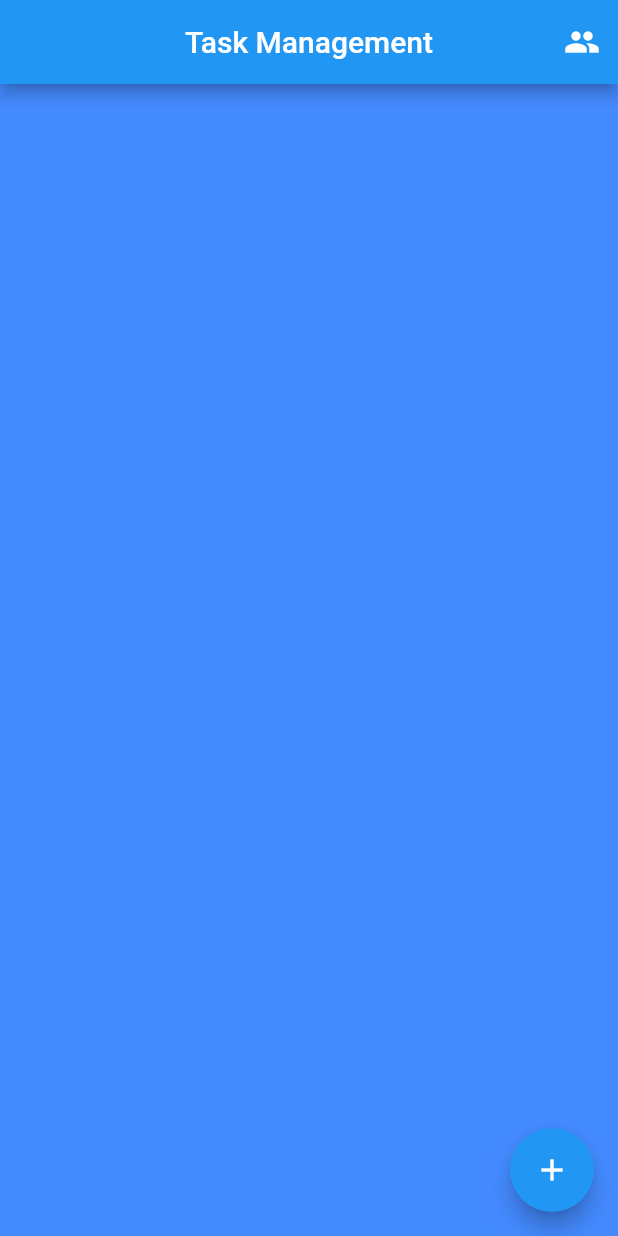
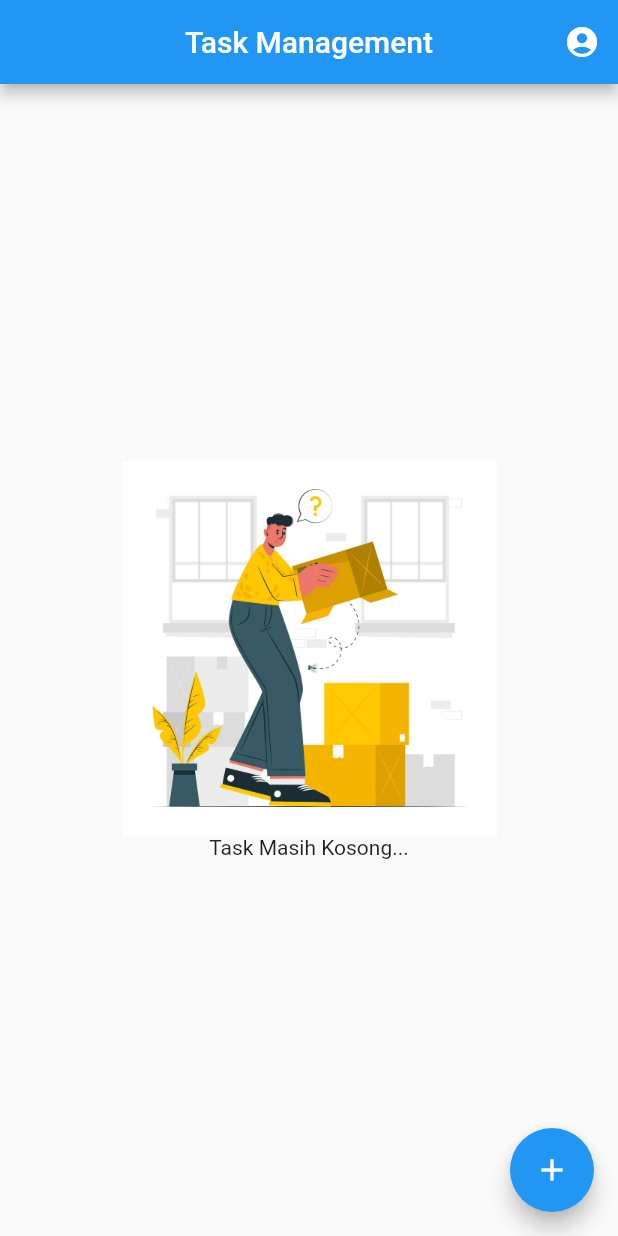
Before and after one commit to geniusvale/task_management, a Flutter app: the screen it shows after launch, on a phone screen of 412 x 824 dp. Run offline on Flutter 3.47's test engine with Material 2 defaults, Android fonts, the phone set to English and light mode, and no system bars.

Commit message:
add todo from asset task (18)

```diff
--- a/lib/main.dart
+++ b/lib/main.dart
@@ -13,8 +13,13 @@ class MyApp extends StatelessWidget {
   @override
   Widget build(BuildContext context) {
     return MultiProvider(
-      providers: [ChangeNotifierProvider(create: (context) => TaskManager())],
+      providers: [
+        ChangeNotifierProvider(
+          create: (context) => TaskManager(),
+        ),
+      ],
       child: MaterialApp(
+        debugShowCheckedModeBanner: false,
         home: TaskScreen(),
       ),
     );
--- a/lib/screens/empty_task_screen.dart
+++ b/lib/screens/empty_task_screen.dart
@@ -6,7 +6,17 @@ class EmptyTaskScreen extends StatelessWidget {
   @override
   Widget build(BuildContext context) {
     return Container(
-      color: Colors.blueAccent,
+      alignment: Alignment.center,
+      child: Column(
+        mainAxisAlignment: MainAxisAlignment.center,
+        children: const [
+          Image(
+            image: AssetImage('assets/empty_task.jpg'),
+            height: 250,
+          ),
+          Text('Task Masih Kosong...')
+        ],
+      ),
     );
   }
 }
--- a/lib/screens/task_screen.dart
+++ b/lib/screens/task_screen.dart
@@ -1,8 +1,10 @@
 import 'package:flutter/material.dart';
 import 'package:provider/provider.dart';
+import 'package:task_management/components/profile_sheet.dart';
 import 'package:task_management/models/task_manager.dart';
 import 'package:task_management/screens/empty_task_screen.dart';
 import 'package:task_management/screens/task_item_screen.dart';
+import 'package:task_management/screens/task_list_screen.dart';
 
 class TaskScreen extends StatefulWidget {
   const TaskScreen({Key? key}) : super(key: key);
@@ -18,7 +20,22 @@ class _TaskScreenState extends State<TaskScreen> {
       appBar: AppBar(
         centerTitle: true,
         title: Text('Task Management'),
-        actions: [IconButton(onPressed: () {}, icon: Icon(Icons.people))],
+        actions: [
+          IconButton(
+            onPressed: () {
+              showModalBottomSheet(
+                shape: const RoundedRectangleBorder(
+                  borderRadius: BorderRadius.vertical(
+                    top: Radius.circular(20),
+                  ),
+                ),
+                context: context,
+                builder: (context) => ProfileSheet(),
+              );
+            },
+            icon: Icon(Icons.account_circle),
+          ),
+        ],
       ),
       floatingActionButton: FloatingActionButton(
           child: Icon(Icons.add),
@@ -39,7 +56,9 @@ class _TaskScreenState extends State<TaskScreen> {
   Widget buildTaskScreen() {
     return Consumer<TaskManager>(builder: (context, manager, child) {
       if (manager.taskModels.isNotEmpty) {
-        return Container();
+        return TaskListScreen(
+          manager: manager,
+        );
       } else {
         return EmptyTaskScreen();
       }
--- a/pubspec.yaml
+++ b/pubspec.yaml
@@ -35,6 +35,7 @@ dependencies:
   # Use with the CupertinoIcons class for iOS style icons.
   cupertino_icons: ^1.0.2
   provider: ^6.0.2
+  uuid: ^3.0.6
 
 dev_dependencies:
   flutter_test:
@@ -59,8 +60,8 @@ flutter:
   uses-material-design: true
 
   # To add assets to your application, add an assets section, like this:
-  # assets:
-  #   - images/a_dot_burr.jpeg
+  assets:
+    - assets/
   #   - images/a_dot_ham.jpeg
 
   # An image asset can refer to one or more resolution-specific "variants", see
```
Also changed, not shown: lib/components/profile_sheet.dart (added, +57 -0 lines), lib/components/task_item_card.dart (added, +48 -0 lines), lib/screens/task_item_screen.dart (+10 -1 lines), lib/screens/task_list_screen.dart (added, +40 -0 lines), assets/cj.jpg (added), assets/empty_task.jpg (added), pubspec.lock.
